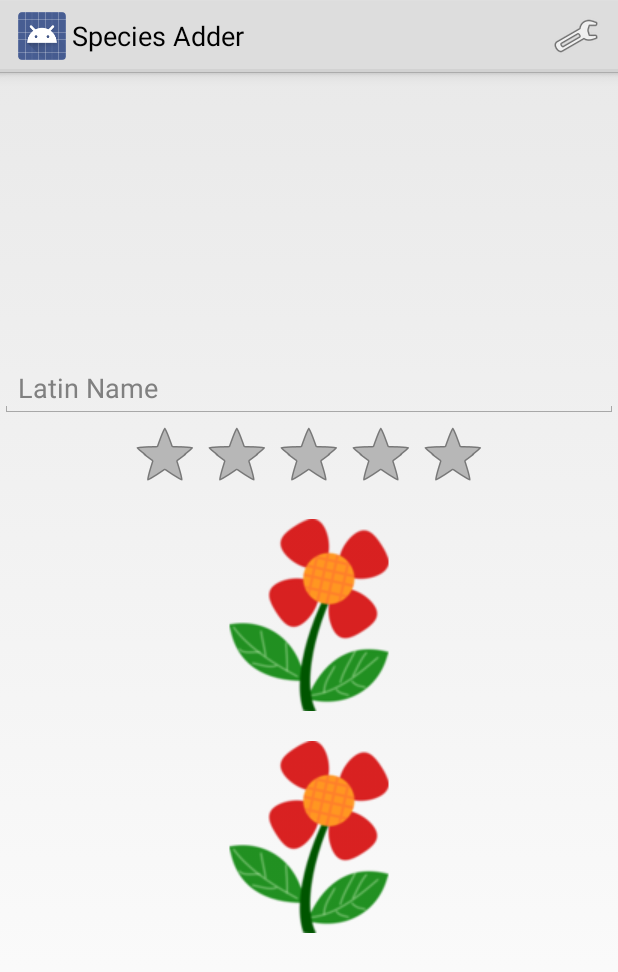
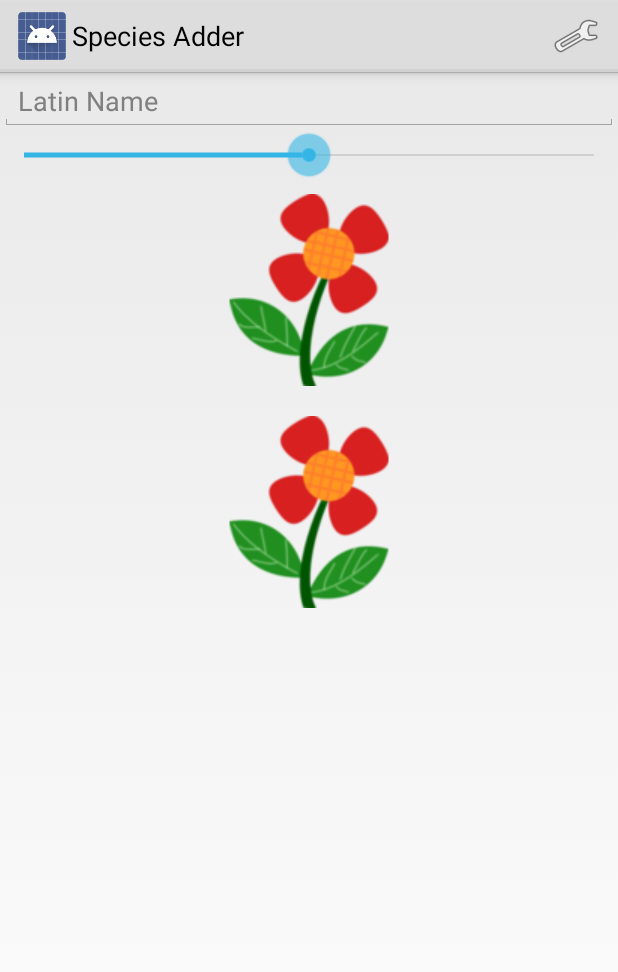
Before and after one commit to njdart/botanyAppRepo, an Android app: the SpeciesAdder screen opened directly, with no data from a screen before it, on a phone screen of 412 x 824 dp. Shown: the top 972 px of the screen. Run offline under Robolectric (Android 15) with nearby library versions, the phone set to English and light mode, and no system bars.

Commit message:
Having to merge with xander...

```diff
--- a/src/android/bottanyApp/app/src/main/java/uk/ac/aber/cs221/group2/SiteChooserActivity.java
+++ b/src/android/bottanyApp/app/src/main/java/uk/ac/aber/cs221/group2/SiteChooserActivity.java
@@ -113,7 +113,7 @@ public class SiteChooserActivity extends BaseActivity {
         @Override
         public void onStatusChanged(String provider, int status, Bundle extras) {
             System.out.println("STATUS: " + provider.toString() + ", " + status);
-            Toast.makeText(SiteChooserActivity.this, "Status " + status, Toast.LENGTH_LONG).show();
+            //Toast.makeText(SiteChooserActivity.this, "Status " + status, Toast.LENGTH_LONG).show();
         }
 
         @Override
--- a/src/android/bottanyApp/app/src/main/java/uk/ac/aber/cs221/group2/SpeciesAdder.java
+++ b/src/android/bottanyApp/app/src/main/java/uk/ac/aber/cs221/group2/SpeciesAdder.java
@@ -1,6 +1,5 @@
 package uk.ac.aber.cs221.group2;
 
-import android.app.Activity;
 import android.content.ComponentName;
 import android.content.Intent;
 import android.content.pm.PackageManager;
@@ -8,81 +7,43 @@ import android.content.pm.ResolveInfo;
 import android.net.Uri;
 import android.os.Bundle;
 import android.os.Parcelable;
-import android.view.Menu;
-import android.view.MenuItem;
+import android.view.View;
+import android.widget.ArrayAdapter;
+import android.widget.AutoCompleteTextView;
 
 import java.util.ArrayList;
 import java.util.List;
 
 import uk.ac.aber.cs221.group2.utils.IntentRequestCodes;
+import uk.ac.aber.cs221.group2.utils.PlantDataSource;
 
 
 public class SpeciesAdder extends BaseActivity {
+
+    public static List<String> latinNames;
 
     @Override
     protected void onCreate(Bundle savedInstanceState) {
         super.onCreate(savedInstanceState);
         setContentView(R.layout.activity_species_adder);
-        if (savedInstanceState == null) {
-        }
+        if (savedInstanceState == null) {}
 
-        // Camera.
-        final List<Intent> cameraIntents = new ArrayList<Intent>();
-        final Intent captureIntent = new Intent(android.provider.MediaStore.ACTION_IMAGE_CAPTURE);
-        final PackageManager packageManager = getPackageManager();
-        final List<ResolveInfo> listCam = packageManager.queryIntentActivities(captureIntent, 0);
-        for(ResolveInfo res : listCam) {
-            final String packageName = res.activityInfo.packageName;
-            final Intent intent = new Intent(captureIntent);
-            intent.setComponent(new ComponentName(res.activityInfo.packageName, res.activityInfo.name));
-            intent.setPackage(packageName);
-            //intent.putExtra(MediaStore.EXTRA_OUTPUT, outputFileUri);
-            cameraIntents.add(intent);
-        }
+        AutoCompleteTextView latinNamesAutoComplete = (AutoCompleteTextView)(findViewById(R.id.latinNameAutoComplete));
+        PlantDataSource plantDataSource = new PlantDataSource(this);
+        plantDataSource.open();
+        latinNames = plantDataSource.findAll();
 
-        // Filesystem.
-        final Intent galleryIntent = new Intent();
-        galleryIntent.setType("image/*");
-        galleryIntent.setAction(Intent.ACTION_GET_CONTENT);
-
-        // Chooser of filesystem options.
-        final Intent chooserIntent = Intent.createChooser(galleryIntent, "Select Source");
-
-        // Add the camera options.
-        chooserIntent.putExtra(Intent.EXTRA_INITIAL_INTENTS, cameraIntents.toArray(new Parcelable[]{}));
-
-        //startActivityForResult(chooserIntent, IntentRequestCodes.SPECIES_ADDER_IMAGE_CHOOSER);
+        ArrayAdapter<String> adapter = new ArrayAdapter<String>(this,
+                android.R.layout.simple_dropdown_item_1line, latinNames);
+        latinNamesAutoComplete.setAdapter(adapter);
     }
 
-    @Override
-    protected void onActivityResult(int requestCode, int resultCode, Intent data) {
+    public void onSpecimenPhotoClick(View view){
+        System.out.println("Taking a specimen photo");
+    }
 
-        if(resultCode == RESULT_OK) {
+    public void onScenePhotoClick(View view){
+        System.out.println("Taking a scene photo");
+    }
 
-            if(requestCode == IntentRequestCodes.SPECIES_ADDER_IMAGE_CHOOSER) {
-
-                final boolean isCamera;
-                if(data == null) {
-                    isCamera = true;
-                } else {
-                    final String action = data.getAction();
-                    if(action == null) {
-                        isCamera = false;
-                    } else {
-                        isCamera = action.equals(android.provider.MediaStore.ACTION_IMAGE_CAPTURE);
-                    }
-                }
-
-                Uri selectedImageUri;
-                if(isCamera)
-                {
-                 //   selectedImageUri = outputFileUri;
-                }
-                else
-                {
-                    selectedImageUri = data.getData();
-                }
-            }
-        }
-    }
 }
--- a/src/android/bottanyApp/app/src/main/res/layout/activity_species_adder.xml
+++ b/src/android/bottanyApp/app/src/main/res/layout/activity_species_adder.xml
@@ -5,12 +5,6 @@
     android:layout_height="match_parent"
     tools:context="uk.ac.aber.cs221.group2.SpeciesAdder"
     tools:ignore="MergeRootFrame">
-
-    <ScrollView
-        android:layout_width="match_parent"
-        android:layout_height="match_parent"
-        android:id="@+id/scrollView"
-        android:layout_gravity="center|top">
 
     <LinearLayout
         android:orientation="vertical"
@@ -24,12 +18,16 @@
             android:layout_height="wrap_content"
             android:id="@+id/latinNameAutoComplete"
             android:layout_gravity="center_horizontal"
-                android:hint="@string/latinNamesHint" />
+            android:hint="@string/latinNamesHint"
+            android:maxLines="4" />
 
-            <RatingBar
-                android:layout_width="wrap_content"
+        <SeekBar
+            android:layout_width="match_parent"
             android:layout_height="wrap_content"
-                android:id="@+id/ratingBar" />
+            android:id="@+id/seekBar"
+            android:layout_gravity="center_horizontal"
+            android:max="4"
+            android:progress="2" />
 
         <ImageView
             android:layout_width="wrap_content"
@@ -38,7 +36,8 @@
             android:gravity="left|top"
             android:focusableInTouchMode="true"
             android:padding="10dp"
-                android:src="@drawable/specimen" />
+            android:src="@drawable/specimen"
+            android:onClick="onScenePhotoClick" />
 
         <ImageView
             android:layout_width="wrap_content"
@@ -46,9 +45,9 @@
             android:id="@+id/specimenView"
             android:src="@drawable/specimen"
             android:padding="10dp"
-                android:gravity="right|top" />
+            android:gravity="right|top"
+            android:onClick="onSpecimenPhotoClick" />
 
     </LinearLayout>
-    </ScrollView>
 
 </FrameLayout>
```
Lines whose indentation alone changed are shown as unchanged.
